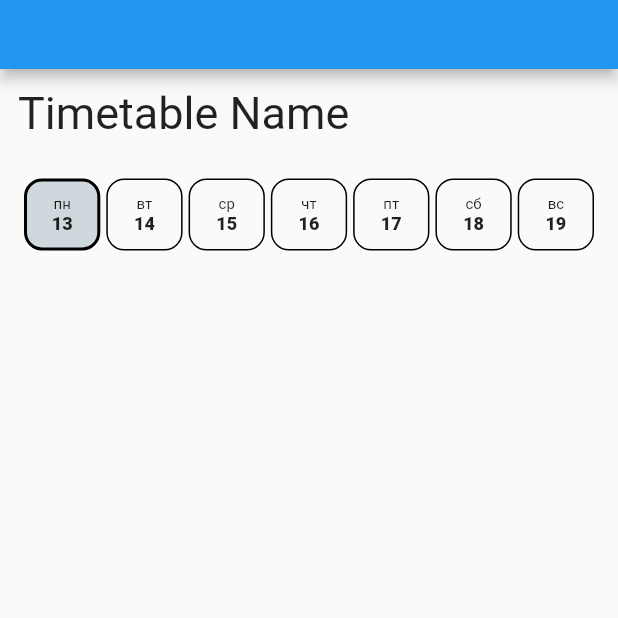
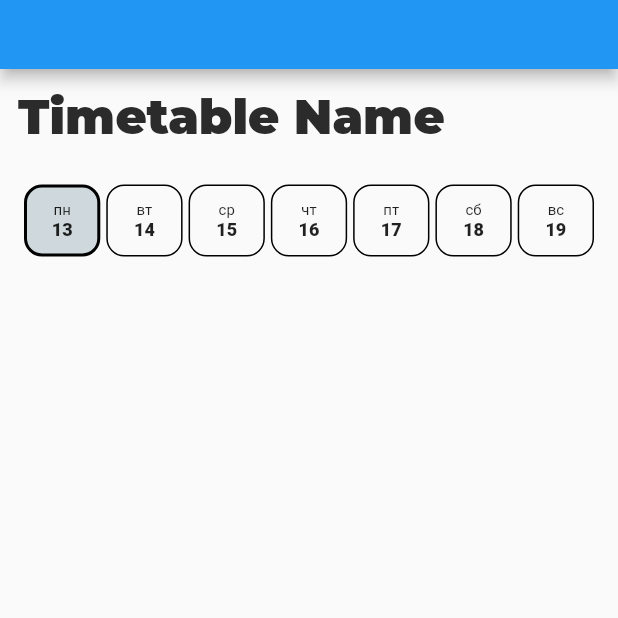
Before and after one commit to StarProxima/cube, a Flutter app: the screen it shows after launch, on a phone screen of 412 x 824 dp, the top half of it. Run offline on Flutter 3.47's test engine with Material 2 defaults, Android fonts, the phone set to English and light mode, and no system bars; our stand-ins replace chopper, flutter_riverpod, freezed_annotation, google_fonts; missing offline and left inert: theme_tailor_annotation; generated files the repository leaves out were written again; network calls fail; project files that could hold a hidden picture were left out.

Commit message:
Lesson convertor and LessonColors

```diff
--- a/lib/features/timetable_page/features/lesson_card/ui/widgets/lesson_card_header.dart
+++ b/lib/features/timetable_page/features/lesson_card/ui/widgets/lesson_card_header.dart
@@ -25,6 +25,7 @@ class LessonCardHeader extends ConsumerWidget {
             Container(
               height: 22,
               width: 22,
+              padding: const EdgeInsets.only(left: 0.75),
               decoration: BoxDecoration(
                 color: color,
                 shape: BoxShape.circle,
--- a/lib/features/timetable_page/state_holders/timetable_page_lessons.dart
+++ b/lib/features/timetable_page/state_holders/timetable_page_lessons.dart
@@ -1,12 +1,12 @@
-import 'package:cube_system/gen/api/cube_api.swagger.dart';
+import 'package:cube_system/models/lesson/lesson.dart';
 import 'package:flutter_riverpod/flutter_riverpod.dart';
 
 final timetablePageDayLessons =
-    Provider.family<List<LessonFullNamesInDb>, DateTime>((ref, date) {
+    Provider.family<List<Lesson>, DateTime>((ref, date) {
   return ref.watch(timetablePageTimetable)[date] ?? [];
 });
 
 final timetablePageTimetable =
-    StateProvider<Map<DateTime, List<LessonFullNamesInDb>>>((ref) {
+    StateProvider<Map<DateTime, List<Lesson>>>((ref) {
   return {};
 });
--- a/lib/features/timetable_page/ui/timetable_page.dart
+++ b/lib/features/timetable_page/ui/timetable_page.dart
@@ -43,8 +43,8 @@ class _TimetablePageState extends ConsumerState<_TimetablePage> {
   @override
   Widget build(BuildContext context) {
     final manager = ref.read(timetablePageManager);
+
     final date = ref.watch(timetablePageSelectedDate);
-
     final lessons = ref.watch(timetablePageDayLessons(date));
 
     return Scaffold(
--- a/lib/features/timetable_page/ui/widgets/timetable_page_header.dart
+++ b/lib/features/timetable_page/ui/widgets/timetable_page_header.dart
@@ -1,3 +1,4 @@
+import 'package:cube_system/styles/app_theme_context_extension.dart';
 import 'package:flutter/material.dart';
 import 'package:flutter_riverpod/flutter_riverpod.dart';
 
@@ -6,9 +7,9 @@ class TimetablePageHeader extends ConsumerWidget {
 
   @override
   Widget build(BuildContext context, WidgetRef ref) {
-    return const Text(
+    return Text(
       "Timetable Name",
-      style: TextStyle(fontSize: 30),
+      style: context.textStyles.largeTitle,
     );
   }
 }
--- a/lib/main.dart
+++ b/lib/main.dart
@@ -1,3 +1,6 @@
+import 'package:cube_system/styles/app_colors/app_colors.dart';
+import 'package:cube_system/styles/app_text_styles/app_text_styles.dart';
+import 'package:cube_system/styles/app_theme.dart';
 import 'package:flutter/material.dart';
 import 'package:flutter_localizations/flutter_localizations.dart';
 import 'package:flutter_riverpod/flutter_riverpod.dart';
@@ -13,18 +16,26 @@ class MainApp extends StatelessWidget {
 
   @override
   Widget build(BuildContext context) {
-    return const ProviderScope(
+    final appColors = AppColors.light;
+    final appTextStyles = AppTextStyles.light;
+
+    return ProviderScope(
       child: MaterialApp(
-        localizationsDelegates: [
+        title: 'Cube',
+        localizationsDelegates: const [
           GlobalCupertinoLocalizations.delegate,
           GlobalMaterialLocalizations.delegate,
         ],
-        supportedLocales: [
+        supportedLocales: const [
           Locale('ru'),
           Locale('en'),
         ],
-        title: 'StudRasp',
-        home: TimetablePage(),
+        themeMode: ThemeMode.light,
+        theme: AppTheme.themeByStyles(
+          colors: appColors,
+          textStyles: appTextStyles,
+        ),
+        home: const TimetablePage(),
       ),
     );
   }
--- a/lib/styles/app_theme.dart
+++ b/lib/styles/app_theme.dart
@@ -1,9 +1,18 @@
+import 'package:cube_system/styles/app_colors/app_colors.dart';
+import 'package:cube_system/styles/app_text_styles/app_text_styles.dart';
 import 'package:flutter/material.dart';
 
-import 'package:cube_system/styles/app_colors/app_colors.dart';
-import 'package:cube_system/styles/app_text_styles/app_text_styles.dart';
-
-extension AppThemeContextExtension on BuildContext {
-  AppColors get colors => Theme.of(this).extension<AppColors>()!;
-  AppTextStyles get textStyles => Theme.of(this).extension<AppTextStyles>()!;
+class AppTheme {
+  static ThemeData themeByStyles({
+    required AppColors colors,
+    required AppTextStyles textStyles,
+  }) {
+    final theme = ThemeData.light();
+    return theme.copyWith(
+      extensions: [
+        colors,
+        textStyles,
+      ],
+    );
+  }
 }
--- /dev/null
+++ b/lib/styles/models/app_theme_enums.dart
@@ -0,0 +1,4 @@
+enum AppLessonColorsMode {
+  cube,
+  custom,
+}
```
Also changed, not shown: lib/features/timetable_page/features/lesson_card/ui/lesson_card.dart (+2 -19 lines), lib/features/timetable_page/managers/lesson_convertor.dart (added, +73 -0 lines), lib/features/timetable_page/managers/timetable_page_manager.dart (+10 -3 lines), lib/styles/app_lesson_colors/app_lesson_colors.dart (+7 -7 lines), lib/styles/app_lesson_colors/app_lesson_colors.tailor.dart (+24 -14 lines), lib/styles/app_theme_context_extension.dart (added, +9 -0 lines), lib/styles/app_theme_state_holders/app_lesson_colors.dart (added, +16 -0 lines), lib/styles/app_theme_state_holders/app_theme_mode.dart (added, +12 -0 lines).
